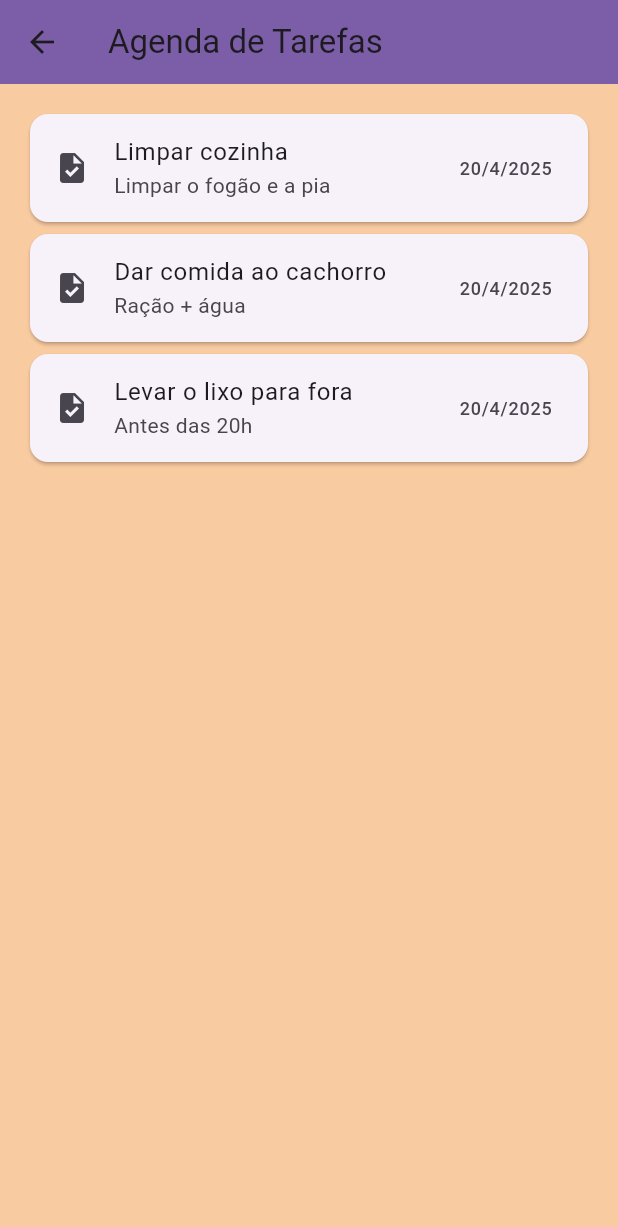
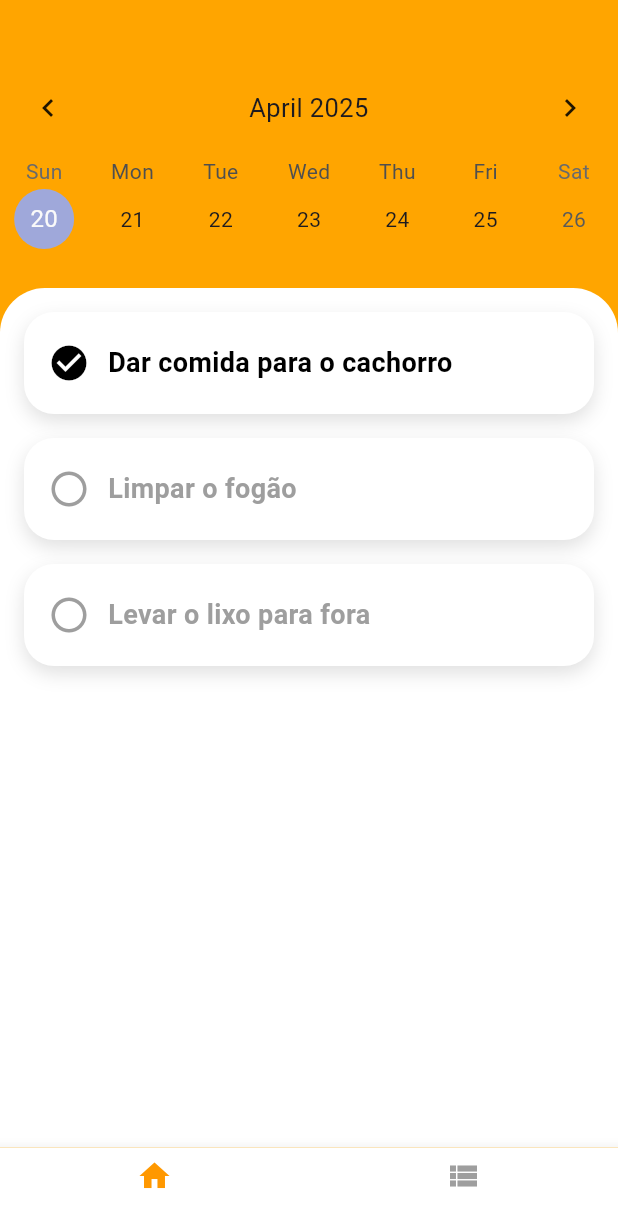
Before and after one commit to ViniciusRibeiro17/sipa_agendaKG, a Flutter app: the RegisterView screen opened directly, after a tap on "Cadastrar", on a phone screen of 412 x 824 dp. Shown: the top 1227 px of the screen. Run offline on Flutter 3.47's test engine with Material 3 defaults, Android fonts, the light colour scheme and no system bars; drawn by our look-alikes of table_calendar.

Commit message:
interface changes

```diff
--- a/sipa_agend/lib/models/task_model.dart
+++ b/sipa_agend/lib/models/task_model.dart
@@ -1,7 +1,19 @@
-class Task {
+class TaskModel {
   final String title;
   final String description;
-  final DateTime date;
+  final bool isCompleted;
 
-  Task({required this.title, required this.description, required this.date});
+  TaskModel({
+    required this.title,
+    required this.description,
+    this.isCompleted = false,
+  });
+
+  TaskModel copyWith({String? title, String? description, bool? isCompleted}) {
+    return TaskModel(
+      title: title ?? this.title,
+      description: description ?? this.description,
+      isCompleted: isCompleted ?? this.isCompleted,
+    );
+  }
 }
--- a/sipa_agend/lib/views/calendar_view.dart
+++ /dev/null
@@ -1,56 +0,0 @@
-import 'package:flutter/material.dart';
-import '../models/task_model.dart';
-
-class CalendarView extends StatelessWidget {
-  const CalendarView({super.key});
-
-  @override
-  Widget build(BuildContext context) {
-    final List<Task> tasks = [
-      Task(
-        title: 'Limpar cozinha',
-        description: 'Limpar o fogão e a pia',
-        date: DateTime.now(),
-      ),
-      Task(
-        title: 'Dar comida ao cachorro',
-        description: 'Ração + água',
-        date: DateTime.now(),
-      ),
-      Task(
-        title: 'Levar o lixo para fora',
-        description: 'Antes das 20h',
-        date: DateTime.now(),
-      ),
-    ];
-
-    return Scaffold(
-      backgroundColor: const Color(0xFFF9CBA1),
-      appBar: AppBar(
-        backgroundColor: const Color(0xFF7B5EA7),
-        title: const Text('Agenda de Tarefas'),
-      ),
-      body: ListView.builder(
-        padding: const EdgeInsets.all(16),
-        itemCount: tasks.length,
-        itemBuilder: (context, index) {
-          final task = tasks[index];
-          return Card(
-            shape: RoundedRectangleBorder(
-              borderRadius: BorderRadius.circular(12),
-            ),
-            child: ListTile(
-              title: Text(task.title),
-              subtitle: Text(task.description),
-              leading: const Icon(Icons.task),
-              trailing: Text(
-                '${task.date.day}/${task.date.month}/${task.date.year}',
-                style: const TextStyle(fontSize: 12),
-              ),
-            ),
-          );
-        },
-      ),
-    );
-  }
-}
--- /dev/null
+++ b/sipa_agend/lib/views/home_calendar_view.dart
@@ -0,0 +1,151 @@
+import 'package:flutter/material.dart';
+import 'package:table_calendar/table_calendar.dart';
+import '../models/task_model.dart';
+import 'task_list_view.dart';
+import 'task_detail_view.dart';
+
+class HomeCalendarView extends StatefulWidget {
+  const HomeCalendarView({super.key});
+
+  @override
+  State<HomeCalendarView> createState() => _HomeCalendarViewState();
+}
+
+class _HomeCalendarViewState extends State<HomeCalendarView> {
+  DateTime _focusedDay = DateTime.now();
+  List<TaskModel> tasks = [
+    TaskModel(
+      title: 'Dar comida para o cachorro',
+      description: 'Alimentar o cachorro com ração.',
+      isCompleted: true,
+    ),
+    TaskModel(
+      title: 'Limpar o fogão',
+      description: 'Limpar o fogão depois do jantar.',
+    ),
+    TaskModel(
+      title: 'Levar o lixo para fora',
+      description: 'Levar o lixo da cozinha para fora.',
+    ),
+  ];
+
+  @override
+  Widget build(BuildContext context) {
+    return Scaffold(
+      backgroundColor: const Color(0xFFFFA500),
+      body: Column(
+        children: [
+          const SizedBox(height: 40),
+          _buildCalendar(),
+          const SizedBox(height: 20),
+          Expanded(
+            child: Container(
+              decoration: const BoxDecoration(
+                color: Colors.white,
+                borderRadius: BorderRadius.only(
+                  topLeft: Radius.circular(30),
+                  topRight: Radius.circular(30),
+                ),
+              ),
+              child: _buildTaskList(),
+            ),
+          ),
+        ],
+      ),
+      bottomNavigationBar: _buildBottomNavigationBar(),
+    );
+  }
+
+  Widget _buildCalendar() {
+    return TableCalendar(
+      firstDay: DateTime.utc(2020, 1, 1),
+      lastDay: DateTime.utc(2030, 12, 31),
+      focusedDay: _focusedDay,
+      onDaySelected: (selectedDay, focusedDay) {
+        setState(() {
+          _focusedDay = focusedDay;
+        });
+      },
+      calendarFormat: CalendarFormat.week,
+      headerStyle: const HeaderStyle(
+        formatButtonVisible: false,
+        titleCentered: true,
+      ),
+    );
+  }
+
+  Widget _buildTaskList() {
+    return ListView.builder(
+      padding: const EdgeInsets.all(16),
+      itemCount: tasks.length,
+      itemBuilder: (context, index) {
+        final task = tasks[index];
+        return GestureDetector(
+          onTap: () {
+            Navigator.push(
+              context,
+              MaterialPageRoute(
+                builder: (context) => TaskDetailView(task: task),
+              ),
+            );
+          },
+          child: Container(
+            margin: const EdgeInsets.only(bottom: 16),
+            padding: const EdgeInsets.symmetric(horizontal: 16, vertical: 20),
+            decoration: BoxDecoration(
+              color: Colors.white,
+              boxShadow: [
+                BoxShadow(
+                  color: Colors.grey.shade300,
+                  blurRadius: 10,
+                  offset: const Offset(0, 5),
+                ),
+              ],
+              borderRadius: BorderRadius.circular(20),
+            ),
+            child: Row(
+              children: [
+                Icon(
+                  task.isCompleted
+                      ? Icons.check_circle
+                      : Icons.radio_button_unchecked,
+                  color: task.isCompleted ? Colors.black : Colors.grey,
+                  size: 28,
+                ),
+                const SizedBox(width: 12),
+                Text(
+                  task.title,
+                  style: TextStyle(
+                    fontSize: 18,
+                    fontWeight: FontWeight.bold,
+                    color: task.isCompleted ? Colors.black : Colors.grey,
+                  ),
+                ),
+              ],
+            ),
+          ),
+        );
+      },
+    );
+  }
+
+  Widget _buildBottomNavigationBar() {
+    return BottomNavigationBar(
+      backgroundColor: Colors.white,
+      selectedItemColor: Colors.orange,
+      unselectedItemColor: Colors.grey,
+      items: const [
+        BottomNavigationBarItem(icon: Icon(Icons.home), label: ''),
+        BottomNavigationBarItem(icon: Icon(Icons.view_list), label: ''),
+      ],
+      onTap: (index) {
+        if (index == 1) {
+          Navigator.push(
+            context,
+            MaterialPageRoute(builder: (context) => TaskListView(tasks: tasks)),
+          );
+        }
+      },
+    );
+  }
+}
--- a/sipa_agend/lib/views/register_view.dart
+++ b/sipa_agend/lib/views/register_view.dart
@@ -1,5 +1,5 @@
 import 'package:flutter/material.dart';
-import 'calendar_view.dart';
+import 'home_calendar_view.dart';
 
 class RegisterView extends StatelessWidget {
   const RegisterView({super.key});
@@ -9,13 +9,22 @@ class RegisterView extends StatelessWidget {
     final TextEditingController nameController = TextEditingController();
     final TextEditingController emailController = TextEditingController();
     final TextEditingController passwordController = TextEditingController();
-    final TextEditingController confirmPasswordController = TextEditingController();
+    final TextEditingController confirmPasswordController =
+        TextEditingController();
 
     return Scaffold(
       backgroundColor: const Color(0xFFF9CBA1),
       appBar: AppBar(
-        backgroundColor: const Color(0xFF7B5EA7),
-        title: const Text('Cadastro'),
+        backgroundColor: const Color(
+          0xFFF9CBA1,
+        ), // mesma cor do fundo para sumir
+        elevation: 0, // sem sombra
+        leading: IconButton(
+          icon: const Icon(Icons.arrow_back, color: Colors.black),
+          onPressed: () {
+            Navigator.pop(context);
+          },
+        ),
       ),
       body: Center(
         child: SingleChildScrollView(
@@ -26,10 +35,7 @@ class RegisterView extends StatelessWidget {
               children: [
                 const Text(
                   'Crie sua Conta',
-                  style: TextStyle(
-                    fontSize: 28,
-                    fontWeight: FontWeight.bold,
-                  ),
+                  style: TextStyle(fontSize: 28, fontWeight: FontWeight.bold),
                 ),
                 const SizedBox(height: 40),
                 TextField(
@@ -78,17 +84,29 @@ class RegisterView extends StatelessWidget {
                   onPressed: () {
                     Navigator.pushReplacement(
                       context,
-                      MaterialPageRoute(builder: (context) => const CalendarView()),
+                      MaterialPageRoute(
+                        builder: (context) => const HomeCalendarView(),
+                      ),
                     );
                   },
                   style: ElevatedButton.styleFrom(
                     backgroundColor: const Color(0xFF7B5EA7),
-                    padding: const EdgeInsets.symmetric(horizontal: 50, vertical: 15),
+                    padding: const EdgeInsets.symmetric(
+                      horizontal: 50,
+                      vertical: 15,
+                    ),
                     shape: RoundedRectangleBorder(
                       borderRadius: BorderRadius.circular(30),
                     ),
                   ),
-                  child: const Text('Cadastrar'),
+                  child: const Text(
+                    'Cadastrar',
+                    style: TextStyle(
+                      color: Colors.white,
+                      fontSize: 18,
+                      fontWeight: FontWeight.bold,
+                    ),
+                  ),
                 ),
               ],
             ),
```
Also changed, not shown: sipa_agend/lib/views/home_view.dart (+23 -22 lines), sipa_agend/lib/views/login_view.dart (+30 -9 lines), sipa_agend/lib/views/task_detail_view.dart (added, +51 -0 lines), sipa_agend/lib/views/task_list_view.dart (added, +69 -0 lines).
